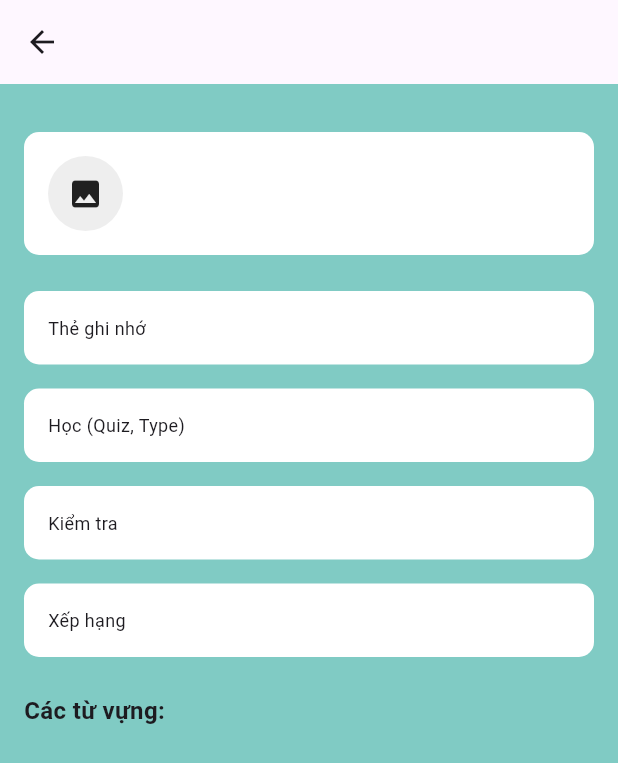
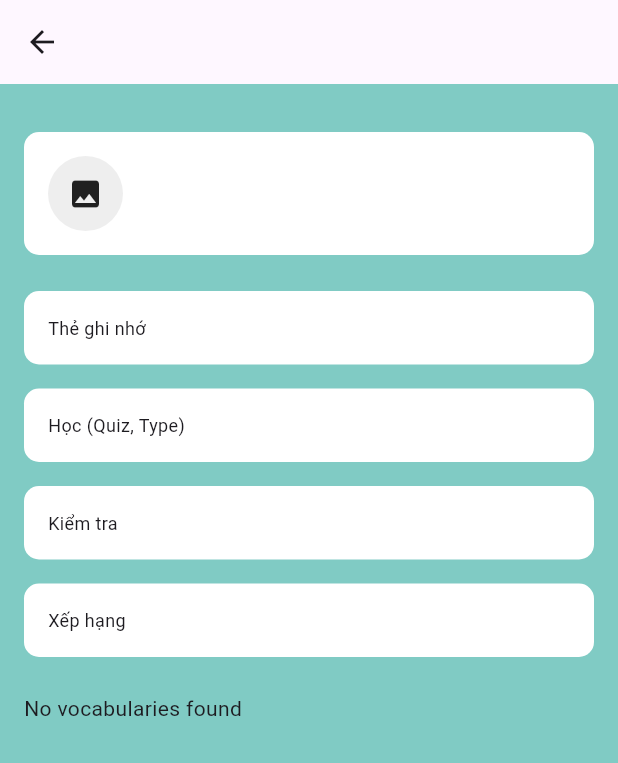
Before and after one commit to chilongnee/final_flutter, a Flutter app: the CourseDetail screen opened directly with empty values, on a phone screen of 412 x 824 dp. Shown: the top 763 px of the screen. Run offline on Flutter 3.47's test engine with Material 3 defaults, Android fonts, the phone set to English and light mode, and no system bars; our stand-ins replace cloud_firestore, firebase_auth, firebase_core, firebase_storage, flutter_card_swiper, flutter_social_button and 6 more; missing offline and left inert: dart:ffi; accounts and stored records are empty.

Commit message:
specific statistical vocab in topic

```diff
--- a/final_flutter/lib/screens/folder_course/course_detail.dart
+++ b/final_flutter/lib/screens/folder_course/course_detail.dart
@@ -195,34 +195,61 @@ class _CourseDetailState extends State<CourseDetail> {
   Widget _buildBoxForVocabularies() {
   return SizedBox(
     width: MediaQuery.of(context).size.width,
-      child: FutureBuilder(
-        future: _fetchVocabularies(),
-        builder: (BuildContext context,
-            AsyncSnapshot<List<DocumentSnapshot>> snapshot) {
+    child: StreamBuilder(
+      stream: _fetchVocabularies(),
+      builder: (BuildContext context, AsyncSnapshot<QuerySnapshot> snapshot) {
         if (snapshot.connectionState == ConnectionState.waiting) {
           return const CircularProgressIndicator();
         } else if (snapshot.hasError) {
           return const Text('Error');
+        } else if (!snapshot.hasData || snapshot.data!.docs.isEmpty) {
+          return const Text('No vocabularies found');
         } else {
-            final List<DocumentSnapshot> vocabularies = snapshot.data!;
+          final List<DocumentSnapshot> vocabularies = snapshot.data!.docs;
+          final List<DocumentSnapshot> studyingVocabularies = vocabularies
+              .where((vocabulary) => vocabulary['status'] == 'Đang học')
+              .toList();
+          final List<DocumentSnapshot> learnedVocabularies = vocabularies
+              .where((vocabulary) => vocabulary['status'] == 'Đã biết')
+              .toList();
+
           _isClickedMap = Map.fromIterable(
             vocabularies,
             key: (vocab) => vocab.id,
             value: (vocab) => vocab['star'] ?? false,
           );
+
           return Column(
             crossAxisAlignment: CrossAxisAlignment.start,
             children: [
-                const Text(
-                  'Các từ vựng:',
-                  style: TextStyle(fontSize: 16.0, fontWeight: FontWeight.bold),
+              Text(
+                'Thuật ngữ trong học phần này (${vocabularies.length})',
+                style: TextStyle(fontSize: 20.0, fontWeight: FontWeight.bold),
+              ),
+              studyingVocabularies.isNotEmpty
+                  ? Column(
+                      crossAxisAlignment: CrossAxisAlignment.start,
+                      children: [
+                        Text(
+                          'Đang học (${studyingVocabularies.length})',
+                          style: TextStyle(
+                              fontSize: 18.0,
+                              fontWeight: FontWeight.bold,
+                              color: Color.fromRGBO(255, 152, 58, 1)),
+                        ),
+                        Text(
+                          'Bạn đã bắt đầu học những thuật ngữ này. Tiếp tục phát huy nhé!',
+                          style: TextStyle(
+                              fontSize: 13.0, fontStyle: FontStyle.italic),
                         ),
                         const SizedBox(height: 8.0),
                         Column(
-                  children: vocabularies.map((DocumentSnapshot vocabulary) {
+                          children: studyingVocabularies
+                              .map((DocumentSnapshot vocabulary) {
                             final List<dynamic> types = vocabulary['types'];
                             final String vocabularyName = vocabulary['term'];
-                    final String vocabularyMeaning = vocabulary['definition'];
+                            final String vocabularyMeaning =
+                                vocabulary['definition'];
                             final String vocabId = vocabulary.id;
                             final bool isStar = vocabulary['star'] ?? false;
                             return _buildBoxForVocabulary(vocabularyName,
@@ -230,12 +257,49 @@ class _CourseDetailState extends State<CourseDetail> {
                           }).toList(),
                         ),
                       ],
+                    )
+                  : SizedBox(),
+              learnedVocabularies.isNotEmpty
+                  ? Column(
+                      crossAxisAlignment: CrossAxisAlignment.start,
+                      children: [
+                        Text(
+                          'Thành thạo (${learnedVocabularies.length})',
+                          style: TextStyle(
+                              fontSize: 18.0,
+                              fontWeight: FontWeight.bold,
+                              color: Colors.green),
+                        ),
+                        Text(
+                          'Bạn đã trả lời đúng các thuật ngữ này!',
+                          style: TextStyle(
+                              fontSize: 13.0, fontStyle: FontStyle.italic),
+                        ),
+                        const SizedBox(height: 8.0),
+                        Column(
+                          children: learnedVocabularies
+                              .map((DocumentSnapshot vocabulary) {
+                            final List<dynamic> types = vocabulary['types'];
+                            final String vocabularyName = vocabulary['term'];
+                            final String vocabularyMeaning =
+                                vocabulary['definition'];
+                            final String vocabId = vocabulary.id;
+                            final bool isStar = vocabulary['star'] ?? false;
+                            return _buildBoxForVocabulary(vocabularyName,
+                                vocabularyMeaning, types, vocabId, isStar);
+                          }).toList(),
+                        ),
+                      ],
+                    )
+                  : SizedBox(),
+            ],
           );
         }
       },
     ),
   );
 }
+
 
   Widget _buildBoxForVocabulary(String vocabularyName, String vocabularyMeaning,
       List<dynamic> types, String vocabId, bool isStar) {
@@ -293,7 +357,7 @@ class _CourseDetailState extends State<CourseDetail> {
             icon: isStar
                 ? Icon(Icons.star_outlined)
                 : Icon(Icons.star_border_outlined),
-            iconSize: screenSize.width * 0.05,
+            iconSize: screenSize.width * 0.05 ,
             color: isStar ? Colors.amber : Colors.grey,
           ),
           IconButton(
@@ -307,21 +371,22 @@ class _CourseDetailState extends State<CourseDetail> {
     );
   }
 
+
   Future<void> _speak(String text) async {
     await flutterTts.setLanguage("en-US");
     await flutterTts.speak(text);
   }
 
-  Future<List<DocumentSnapshot>> _fetchVocabularies() async {
-    final QuerySnapshot vocabularySnapshot = await FirebaseFirestore.instance
+  Stream<QuerySnapshot> _fetchVocabularies() {
+  return FirebaseFirestore.instance
       .collection('users')
       .doc(widget.userId)
       .collection('courses')
       .doc(widget.courseId)
       .collection('vocabularies')
-        .get();
-    return vocabularySnapshot.docs;
+      .snapshots();
 }
+
 
   Future<void> _saveVocabStar(bool isStar, String vocabId) async {
     await FirebaseFirestore.instance
```
Also changed, not shown: final_flutter/lib/screens/folder_course/memory_card.dart (+8 -2 lines), final_flutter/pubspec.lock. Lines whose indentation alone changed are shown as unchanged.
